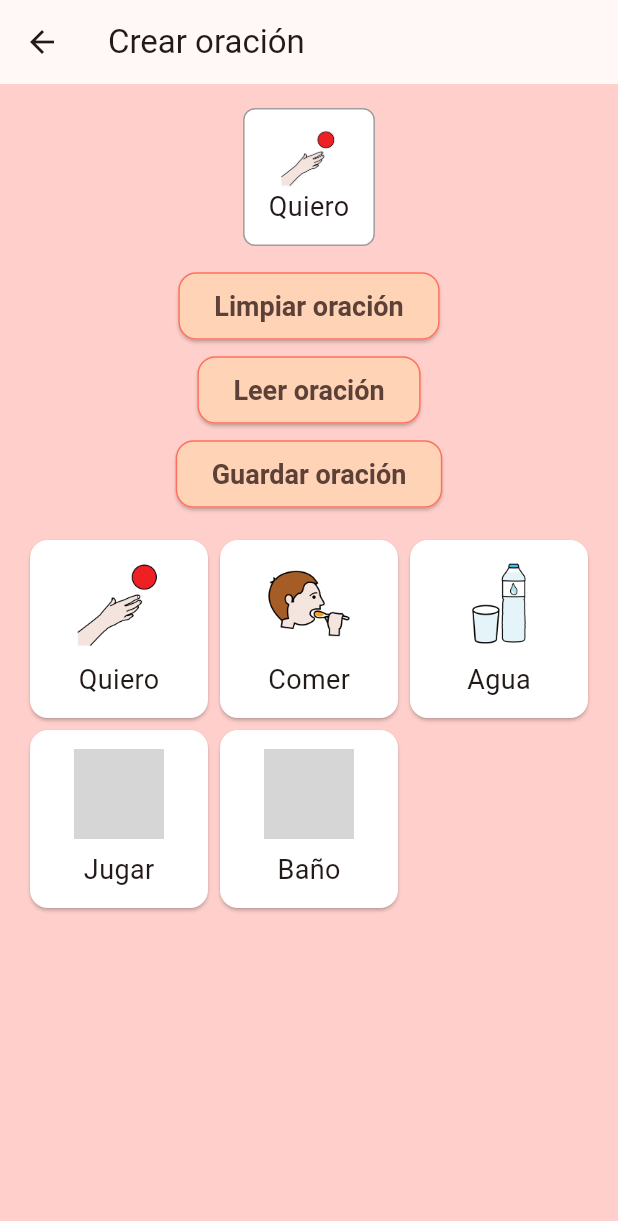
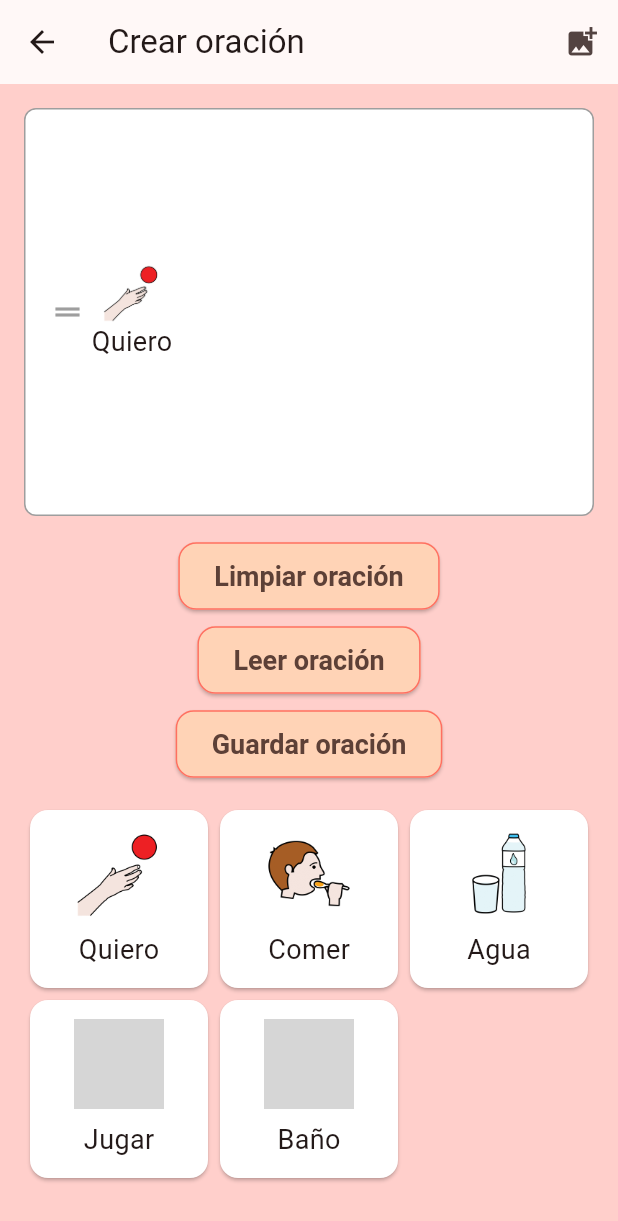
Before and after one commit to Alets-1818/picto_parlant, a Flutter app: the CrearOracionScreen screen opened by its route, after a tap on "Quiero", on a phone screen of 412 x 824 dp. Shown: the top 1221 px of the screen. Run offline on Flutter 3.47's test engine with Material 3 defaults, Android fonts, the phone set to English and light mode, and no system bars; our stand-ins replace flutter_tts, image_picker, shared_preferences; accounts and stored records are empty; grey boxes are pictures that could not be loaded.

Commit message:
pictogramas personalizados

```diff
--- a/lib/screens/crear_oracion_screen.dart
+++ b/lib/screens/crear_oracion_screen.dart
@@ -1,6 +1,11 @@
 import 'package:flutter/material.dart';
 import 'package:flutter_tts/flutter_tts.dart';
 import 'package:shared_preferences/shared_preferences.dart';
+import 'dart:io';
+import 'package:image_picker/image_picker.dart';
+import 'package:path_provider/path_provider.dart';
+import 'package:path/path.dart' as p;
+import 'dart:convert';
 
 import '../models/pictograma.dart';
 
@@ -12,21 +17,36 @@ class CrearOracionScreen extends StatefulWidget {
 class _CrearOracionScreenState extends State<CrearOracionScreen> {
   List<Pictograma> seleccionados = [];
   List<String> frasesGuardadas = [];
+  List<Pictograma> pictogramas = [];
 
   final FlutterTts flutterTts = FlutterTts();
 
-  final List<Pictograma> pictogramas = [
+  @override
+  void initState() {
+    super.initState();
+    cargarFrasesGuardadas();
+    inicializarPictogramas();
+  }
+
+  Future<void> inicializarPictogramas() async {
+    final prefs = await SharedPreferences.getInstance();
+    final customJson = prefs.getStringList('pictogramas_personalizados') ?? [];
+
+    List<Pictograma> custom = customJson.map((j) {
+      final map = jsonDecode(j);
+      return Pictograma(nombre: map['nombre'], imagen: map['imagen']);
+    }).toList();
+
+    setState(() {
+      pictogramas = [
         Pictograma(nombre: 'Quiero', imagen: 'assets/Pictogramas/quiero.png'),
         Pictograma(nombre: 'Comer', imagen: 'assets/Pictogramas/comer.png'),
         Pictograma(nombre: 'Agua', imagen: 'assets/Pictogramas/agua.png'),
         Pictograma(nombre: 'Jugar', imagen: 'assets/Pictogramas/jugar.png'),
         Pictograma(nombre: 'Baño', imagen: 'assets/Pictogramas/baño.png'),
+        ...custom,
       ];
-
-  @override
-  void initState() {
-    super.initState();
-    cargarFrasesGuardadas();
+    });
   }
 
   void agregarAPalabra(Pictograma p) {
@@ -81,18 +101,73 @@ class _CrearOracionScreenState extends State<CrearOracionScreen> {
         );
       }).toList();
     });
-    leerFrase(); // 🔊 leer automáticamente al tocar una frase guardada
+    leerFrase();
+  }
+
+  Future<void> agregarPictogramaPersonalizado() async {
+    final picker = ImagePicker();
+    final pickedFile = await picker.pickImage(source: ImageSource.gallery);
+
+    if (pickedFile != null) {
+      final nombre = await pedirNombre();
+      if (nombre == null || nombre.isEmpty) return;
+
+      final directory = await getApplicationDocumentsDirectory();
+      final path = p.join(directory.path, p.basename(pickedFile.path));
+      await File(pickedFile.path).copy(path);
+
+      final nuevo = Pictograma(nombre: nombre, imagen: path);
+
+      final prefs = await SharedPreferences.getInstance();
+      final personalizados =
+          prefs.getStringList('pictogramas_personalizados') ?? [];
+      personalizados.add(jsonEncode({'nombre': nombre, 'imagen': path}));
+      await prefs.setStringList('pictogramas_personalizados', personalizados);
+
+      setState(() {
+        pictogramas.add(nuevo);
+      });
+    }
+  }
+
+  Future<String?> pedirNombre() async {
+    String? valor;
+    await showDialog(
+      context: context,
+      builder: (context) => AlertDialog(
+        title: Text('Nombre del pictograma'),
+        content: TextField(onChanged: (value) => valor = value),
+        actions: [
+          TextButton(
+            onPressed: () => Navigator.pop(context),
+            child: Text('Cancelar'),
+          ),
+          TextButton(
+            onPressed: () => Navigator.pop(context),
+            child: Text('Aceptar'),
+          ),
+        ],
+      ),
+    );
+    return valor;
   }
 
   @override
   Widget build(BuildContext context) {
     return Scaffold(
-      appBar: AppBar(title: Text('Crear oración')),
+      appBar: AppBar(
+        title: Text('Crear oración'),
+        actions: [
+          IconButton(
+            icon: Icon(Icons.add_photo_alternate),
+            onPressed: agregarPictogramaPersonalizado,
+          ),
+        ],
+      ),
       body: Padding(
         padding: const EdgeInsets.all(16.0),
         child: Column(
           children: [
-            // Frase construida
             Flexible(
               child: Container(
                 padding: EdgeInsets.all(12),
@@ -101,36 +176,52 @@ class _CrearOracionScreenState extends State<CrearOracionScreen> {
                   border: Border.all(color: Colors.grey),
                   borderRadius: BorderRadius.circular(8),
                 ),
-                child: SingleChildScrollView(
+                child: ReorderableListView(
                   scrollDirection: Axis.horizontal,
+                  buildDefaultDragHandles: false,
+                  onReorder: (oldIndex, newIndex) {
+                    setState(() {
+                      if (newIndex > oldIndex) newIndex -= 1;
+                      final item = seleccionados.removeAt(oldIndex);
+                      seleccionados.insert(newIndex, item);
+                    });
+                  },
+                  children: List.generate(seleccionados.length, (index) {
+                    final p = seleccionados[index];
+                    return Container(
+                      key: ValueKey(p.nombre + index.toString()),
+                      margin: EdgeInsets.symmetric(horizontal: 4),
                       child: Row(
-                    children: seleccionados.asMap().entries.map((entry) {
-                      int index = entry.key;
-                      Pictograma p = entry.value;
-
-                      return GestureDetector(
+                        mainAxisSize: MainAxisSize.min,
+                        children: [
+                          ReorderableDragStartListener(
+                            index: index,
+                            child: Icon(Icons.drag_handle, color: Colors.grey),
+                          ),
+                          SizedBox(width: 4),
+                          GestureDetector(
                             onTap: () {
                               setState(() {
                                 seleccionados.removeAt(index);
                               });
                             },
-                        child: Padding(
-                          padding: const EdgeInsets.symmetric(horizontal: 4.0),
                             child: Column(
                               mainAxisSize: MainAxisSize.min,
                               children: [
-                              Image.asset(p.imagen, height: 40),
+                                p.imagen.startsWith('assets')
+                                    ? Image.asset(p.imagen, height: 40)
+                                    : Image.file(File(p.imagen), height: 40),
                                 Text(p.nombre),
                               ],
                             ),
                           ),
+                        ],
+                      ),
                     );
-                    }).toList(),
+                  }),
                 ),
               ),
             ),
-            ),
-
             SizedBox(height: 16),
             ElevatedButton(
               onPressed: limpiarFrase,
@@ -144,8 +235,6 @@ class _CrearOracionScreenState extends State<CrearOracionScreen> {
               child: Text('Guardar oración'),
             ),
             SizedBox(height: 16),
-
-            // Lista de frases guardadas
             if (frasesGuardadas.isNotEmpty) ...[
               Text(
                 'Frases guardadas:',
@@ -179,8 +268,6 @@ class _CrearOracionScreenState extends State<CrearOracionScreen> {
                 ),
               ),
             ],
-
-            // Pictogramas para seleccionar
             Expanded(
               child: GridView.count(
                 crossAxisCount: 3,
@@ -192,7 +279,9 @@ class _CrearOracionScreenState extends State<CrearOracionScreen> {
                       child: Column(
                         mainAxisAlignment: MainAxisAlignment.center,
                         children: [
-                          Image.asset(p.imagen, height: 60),
+                          p.imagen.startsWith('assets')
+                              ? Image.asset(p.imagen, height: 60)
+                              : Image.file(File(p.imagen), height: 60),
                           SizedBox(height: 8),
                           Text(p.nombre),
                         ],
```
Also changed, not shown: pubspec.yaml (+7 -69 lines), pubspec.lock, 6 other files. Lines whose indentation alone changed are shown as unchanged.
